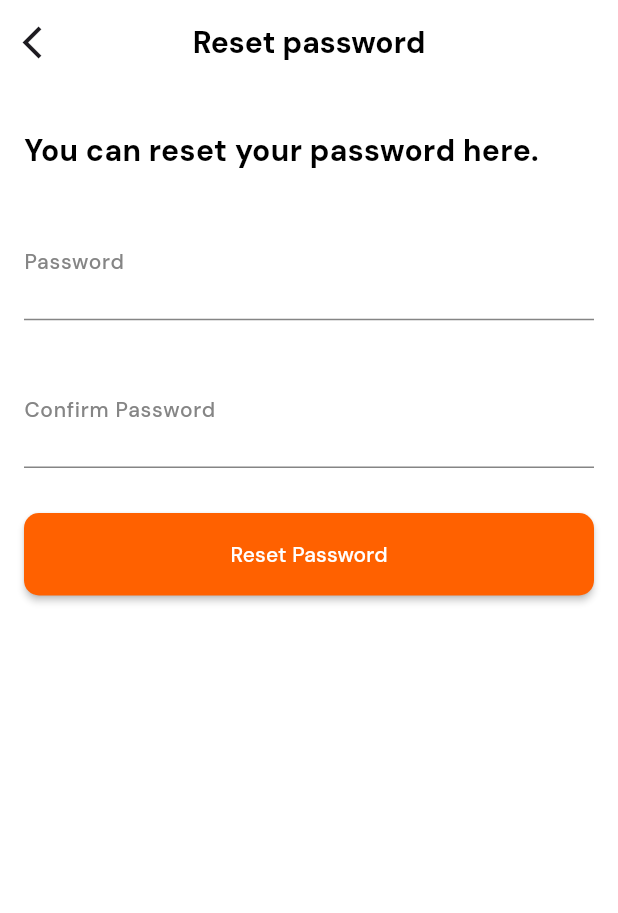
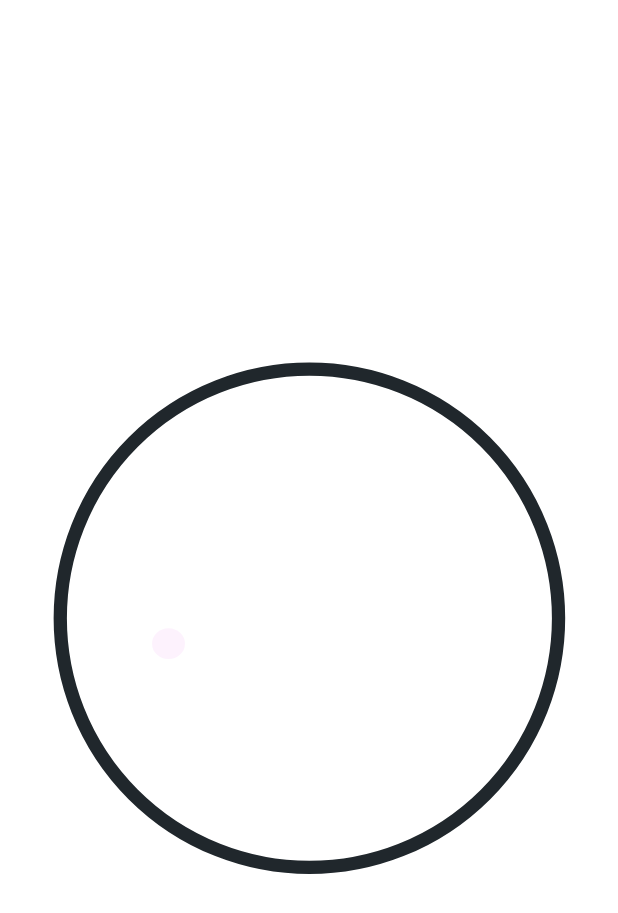
Before and after one commit to FlutterZawya/Talabat_App, a Flutter app: the ResetPasswordView screen opened by its route, after a tap on "Reset Password", on a phone screen of 412 x 824 dp. Shown: the top 913 px of the screen. Run offline on Flutter 3.47's test engine with Material 3 defaults, Android fonts, the phone set to English and light mode, and no system bars; our stand-ins replace device_preview, flutter_spinkit, flutter_svg, go_router, lottie, pinput.

Commit message:
Complete view done

```diff
--- a/lib/core/utils/routes/app_routes.dart
+++ b/lib/core/utils/routes/app_routes.dart
@@ -7,6 +7,7 @@ import '../../../features/auth/presentation/views/sign_up_view.dart';
 import '../../../features/auth/presentation/views/verify_code_view.dart';
 import '../../../features/auth/presentation/views/verify_email_view.dart';
 import '../../../features/splash/presentation/views/splash_view.dart';
+import '../../../features/auth/presentation/views/complete_view.dart';
 
 abstract class AppRoutes {
   static const String authOptionView = '/authOptionView';
@@ -15,6 +16,7 @@ abstract class AppRoutes {
   static const String verifyEmailView = '/verifyEmailView';
   static const String verifyCodeView = '/verifyCodeView';
   static const String resetPasswordView = '/resetPasswordView';
+  static const String completeView = '/completeView';
 
   static final router = GoRouter(
     routes: [
@@ -46,6 +48,10 @@ abstract class AppRoutes {
         path: resetPasswordView,
         builder: (context, state) => const ResetPasswordView(),
       ),
+      GoRoute(
+        path: completeView,
+        builder: (context, state) => const CompleteView(),
+      ),
     ],
   );
 }
--- /dev/null
+++ b/lib/features/auth/presentation/views/complete_view.dart
@@ -0,0 +1,41 @@
+import 'dart:async';
+
+import 'package:flutter/material.dart';
+import 'package:go_router/go_router.dart';
+import 'package:lottie/lottie.dart';
+
+import '../../../../core/utils/routes/app_routes.dart';
+import '../../../../core/utils/styles/app_images.dart';
+
+class CompleteView extends StatefulWidget {
+  const CompleteView({super.key});
+  @override
+  State<CompleteView> createState() => _CompleteViewState();
+}
+
+class _CompleteViewState extends State<CompleteView> {
+  late Timer timer;
+
+  @override
+  initState() {
+    super.initState();
+    timer = Timer.periodic(Duration(seconds: 2), (_) {
+      GoRouter.of(context).pushReplacement(AppRoutes.authOptionView);
+    });
+  }
+
+  @override
+  void dispose() {
+    super.dispose();
+    timer.cancel();
+  }
+
+  @override
+  Widget build(BuildContext context) {
+    return Scaffold(
+      body: Center(
+        child: Lottie.asset(AppImages.animationsCompleteLottie),
+      ),
+    );
+  }
+}
--- a/lib/features/auth/presentation/views/widgets/reset_password_form.dart
+++ b/lib/features/auth/presentation/views/widgets/reset_password_form.dart
@@ -1,5 +1,7 @@
 import 'package:flutter/material.dart';
+import 'package:go_router/go_router.dart';
 
+import '../../../../../core/utils/routes/app_routes.dart';
 import '../../../../../core/utils/widgets/custom_button.dart';
 import 'custom_password_text_from.dart';
 
@@ -19,7 +21,9 @@ class ResetPasswordForm extends StatelessWidget {
           SizedBox(height: 30),
           CustomButton(
             text: 'Reset Password',
-            onPressed: () {},
+            onPressed: () {
+              GoRouter.of(context).pushReplacement(AppRoutes.completeView);
+            },
           ),
         ],
       ),
--- a/pubspec.yaml
+++ b/pubspec.yaml
@@ -35,6 +35,7 @@ dependencies:
   flutter_spinkit: ^5.2.1
   flutter_svg: ^2.0.17
   go_router: ^14.8.1
+  lottie: ^3.3.1
   pinput: ^5.0.1
   rename: ^3.0.2
 
```
Also changed, not shown: pubspec.lock.
